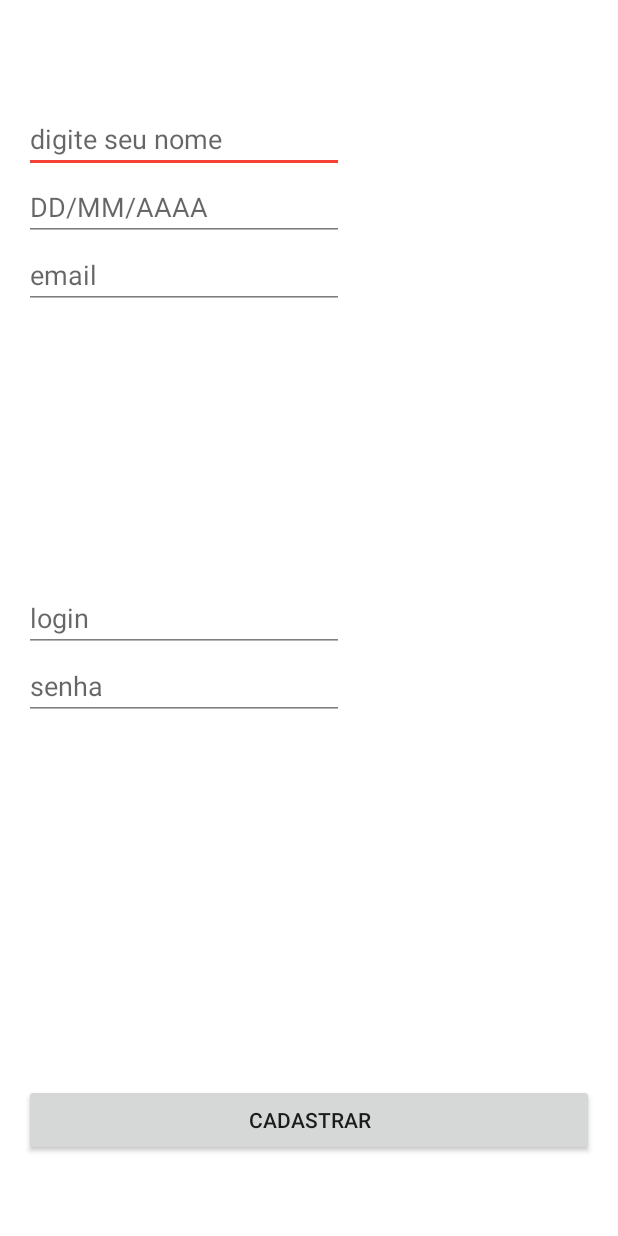
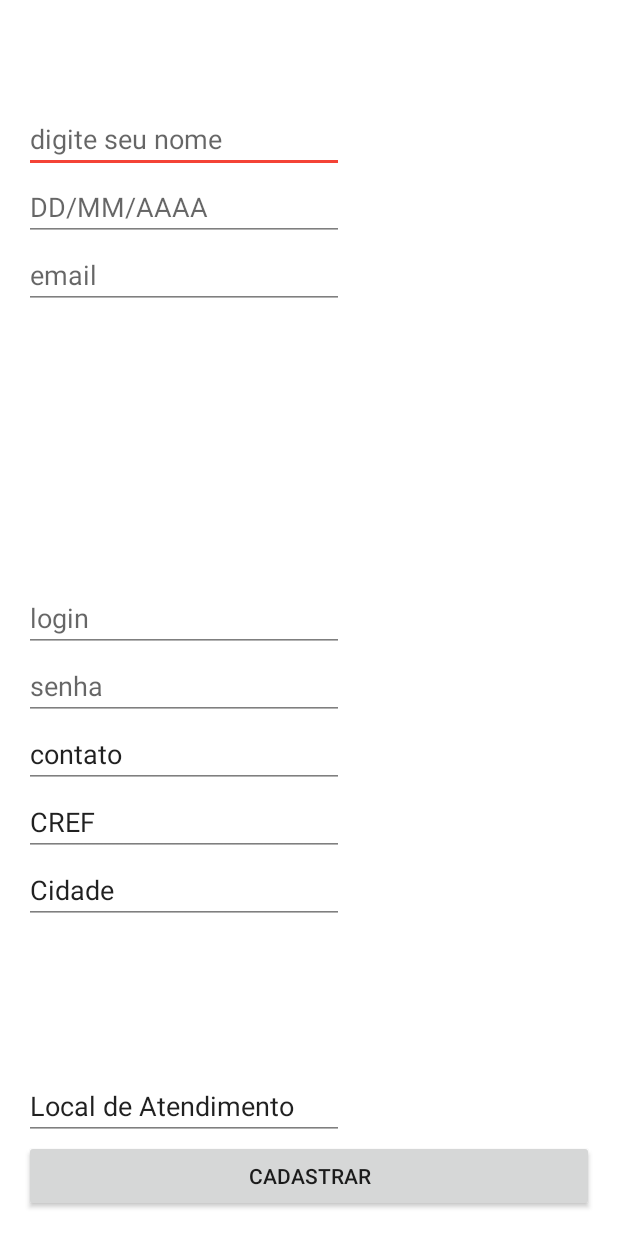
Before and after one commit to ruanbass/NowPersonal, an Android app: the CadastroActivity screen opened directly, with no data from a screen before it, on a phone screen of 412 x 824 dp. Run offline under Robolectric (Android 15) with nearby library versions, the phone set to English and light mode, and no system bars.

Commit message:
Primeiras mudanças

```diff
--- a/app/src/main/java/br/com/ufpb/nowpersonal/acitivity/PerfilActivity.java
+++ b/app/src/main/java/br/com/ufpb/nowpersonal/acitivity/PerfilActivity.java
@@ -16,7 +16,7 @@ public class PerfilActivity extends AppCompatActivity {
     protected void onCreate(Bundle savedInstanceState) {
         super.onCreate(savedInstanceState);
         setContentView(R.layout.activity_perfil);
-
+        // o cadastro de usuario e de personal  ia reusar o codigo de telas por isso q so fiz 1
         mcadastroAluno = (Button) findViewById(R.id.cadastroAluno);
         mcadastroAluno.setOnClickListener(new View.OnClickListener() {
             @Override
--- a/app/src/main/res/layout/activity_cadastro.xml
+++ b/app/src/main/res/layout/activity_cadastro.xml
@@ -59,13 +59,60 @@
         android:layout_below="@+id/editText4"
         android:layout_alignEnd="@+id/editText4" />
 
+    <EditText
+        android:layout_width="wrap_content"
+        android:layout_height="wrap_content"
+        android:inputType="textPersonName"
+        android:text="Cidade"
+        android:ems="10"
+        android:id="@+id/editText6"
+        android:layout_below="@+id/editText8"
+        android:layout_alignParentStart="true" />
+
+    <EditText
+        android:layout_width="wrap_content"
+        android:layout_height="wrap_content"
+        android:inputType="textPersonName"
+        android:text="contato"
+        android:ems="10"
+        android:id="@+id/editText7"
+        android:layout_alignParentStart="true"
+        android:layout_below="@+id/editText5" />
+
+    <EditText
+        android:layout_width="wrap_content"
+        android:layout_height="wrap_content"
+        android:inputType="textPersonName"
+        android:text="CREF"
+        android:ems="10"
+        android:id="@+id/editText8"
+        android:layout_below="@+id/editText7"
+        android:layout_alignParentStart="true" />
+
+    <EditText
+        android:layout_width="wrap_content"
+        android:layout_height="wrap_content"
+        android:inputType="textPersonName"
+        android:text="Local de Atendimento"
+        android:ems="10"
+        android:id="@+id/editText9"
+        android:layout_above="@+id/button4"
+        android:layout_alignParentStart="true" />
+
     <Button
         android:layout_width="wrap_content"
         android:layout_height="wrap_content"
         android:text="Cadastrar"
         android:id="@+id/button4"
         android:layout_alignParentBottom="true"
-        android:layout_marginBottom="37dp"
-        android:layout_alignParentEnd="true"
-        android:layout_alignParentStart="true" />
+        android:layout_alignParentStart="true"
+        android:layout_alignParentEnd="true" />
+
+    <ImageView
+        android:layout_width="wrap_content"
+        android:layout_height="wrap_content"
+        android:id="@+id/foto"
+        android:layout_alignParentTop="true"
+        android:layout_alignParentEnd="true" />
+
 </RelativeLayout>
```
Also changed, not shown: app/src/main/java/br/com/ufpb/nowpersonal/acitivity/Personal.java (deleted, +0 -7 lines), app/src/main/java/br/com/ufpb/nowpersonal/model/Aluno.java (+22 -0 lines), app/src/main/java/br/com/ufpb/nowpersonal/model/Personal.java (+12 -0 lines), app/src/main/res/layout/activity_busca.xml (+26 -0 lines).
